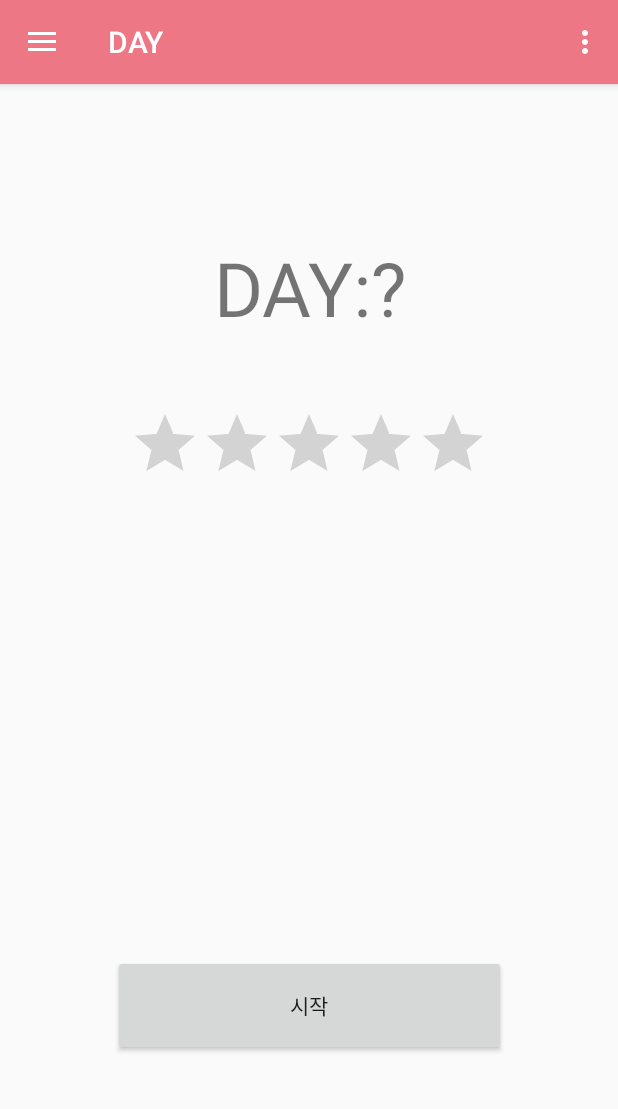
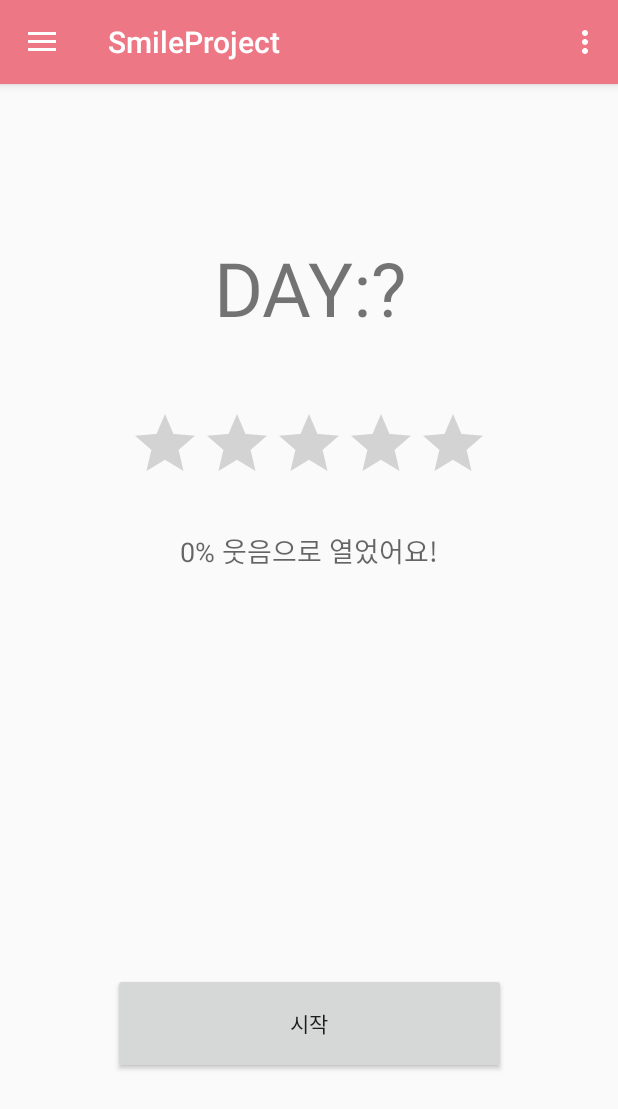
Before and after one commit to 6v6/smileProject, an Android app: the MainActivity screen opened directly, with no data from a screen before it, on a phone screen of 412 x 824 dp. Shown: the top 1109 px of the screen. Run offline under Robolectric (Android 15) with nearby library versions, the phone set to English and light mode, and no system bars; our stand-ins replace Firebase (no records; nobody signed in at launch, a user with empty details on screens opened directly); 1 statement that could not run was skipped.

Commit message:
인정 수정 082603

```diff
--- a/app/src/main/AndroidManifest.xml
+++ b/app/src/main/AndroidManifest.xml
@@ -34,7 +34,7 @@
             android:theme="@style/AppTheme.NoActionBar" />
         <activity
             android:name=".MainActivity"
-            android:label="DAY"
+            android:label="SmileProject"
             android:theme="@style/AppTheme.NoActionBar" />
         <activity
             android:name=".activity.FaceDetectGrayActivity"
--- a/app/src/main/java/com/example/bomi/miinsu/ClMLHandler.java
+++ b/app/src/main/java/com/example/bomi/miinsu/ClMLHandler.java
@@ -28,7 +28,7 @@ import java.util.Collections;
 
 public class ClMLHandler {
 
-    private static final String PROJECT_ID = "sublime-etching-210306";
+    private static final String PROJECT_ID = "PROJECT_ID";
     private static final String MODEL_NAME = "emotiontrain";
     private Activity mCurrentActivity;
 
--- a/app/src/main/java/com/example/bomi/miinsu/MainActivity.java
+++ b/app/src/main/java/com/example/bomi/miinsu/MainActivity.java
@@ -1,6 +1,7 @@
 package com.example.bomi.miinsu;
 
 import android.content.Intent;
+import android.content.SharedPreferences;
 import android.os.Bundle;
 import android.os.StrictMode;
 import android.support.annotation.NonNull;
@@ -15,6 +16,7 @@ import android.support.v7.widget.Toolbar;
 import android.view.Menu;
 import android.view.MenuItem;
 import android.widget.ImageView;
+import android.widget.RatingBar;
 import android.widget.TextView;
 import android.widget.Toast;
 
@@ -37,12 +39,15 @@ public class MainActivity extends AppCompatActivity
     private TextView userEmail;
     private TextView userName;
     private TextView day;
+    private TextView smtv;
+    private RatingBar rb;
 
     private FirebaseDatabase Database = FirebaseDatabase.getInstance();
     private DatabaseReference mPostReference = Database.getReference("users");
 
     String email;
     String ruser;
+    float happy;
 
     @Override
     protected void onCreate(Bundle savedInstanceState) {
@@ -51,7 +56,9 @@ public class MainActivity extends AppCompatActivity
         Toolbar toolbar = (Toolbar) findViewById(R.id.toolbar);
         setSupportActionBar(toolbar);
 
-
+        SharedPreferences pref = getSharedPreferences("FaceDetect", MODE_PRIVATE);
+        happy = pref.getFloat("happy",0);
+        Log.e("happy::",happy+"");
         DrawerLayout drawer = (DrawerLayout) findViewById(R.id.drawer_layout);
         ActionBarDrawerToggle toggle = new ActionBarDrawerToggle(
                 this, drawer, toolbar, R.string.navigation_drawer_open, R.string.navigation_drawer_close);
@@ -94,6 +101,12 @@ public class MainActivity extends AppCompatActivity
             }
 
         });
+
+        rb = (RatingBar)findViewById(R.id.ratingBar);
+        smtv = (TextView)findViewById(R.id.mainSmile);
+
+        rb.setRating(happy*5);
+        smtv.setText((int)(happy*100)+"% 웃음으로 열었어요!");
     }
 
 
--- a/app/src/main/java/com/example/bomi/miinsu/SplashActivity.java
+++ b/app/src/main/java/com/example/bomi/miinsu/SplashActivity.java
@@ -16,7 +16,6 @@ public class SplashActivity extends AppCompatActivity {
     protected void onCreate(Bundle savedInstanceState) {
         super.onCreate(savedInstanceState);
         setContentView(R.layout.activity_splash);
-        FaceDetectGrayActivity fd = new FaceDetectGrayActivity();
 
 
         new Handler().postDelayed(new Runnable() {
--- a/app/src/main/java/com/example/bomi/miinsu/utils/ImageUtils.java
+++ b/app/src/main/java/com/example/bomi/miinsu/utils/ImageUtils.java
@@ -64,6 +64,7 @@ public class ImageUtils {
 
     //Rotate Bitmap
     public final static Bitmap rotate(Bitmap b, float degrees) {
+
         if (degrees != 0 && b != null) {
             Matrix m = new Matrix();
             m.setRotate(degrees, (float) b.getWidth() / 2,
--- a/app/src/main/res/layout/content_main.xml
+++ b/app/src/main/res/layout/content_main.xml
@@ -28,17 +28,16 @@
         android:id="@+id/button"
         android:layout_width="262dp"
         android:layout_height="67dp"
-        android:layout_marginBottom="120dp"
+        android:layout_marginBottom="108dp"
         android:layout_marginEnd="8dp"
         android:layout_marginLeft="8dp"
         android:layout_marginRight="8dp"
         android:layout_marginStart="8dp"
+        android:onClick="onMissonActivity"
         android:text="시작"
-        android:onClick="onMissonActivity"
         app:layout_constraintBottom_toBottomOf="parent"
         app:layout_constraintEnd_toEndOf="parent"
-        app:layout_constraintStart_toStartOf="parent"
-        />
+        app:layout_constraintStart_toStartOf="parent" />
 
     <RatingBar
         android:id="@+id/ratingBar"
@@ -52,4 +51,22 @@
         app:layout_constraintEnd_toEndOf="parent"
         app:layout_constraintStart_toStartOf="parent"
         app:layout_constraintTop_toTopOf="parent" />
+
+    <TextView
+        android:id="@+id/mainSmile"
+        android:layout_width="wrap_content"
+        android:layout_height="wrap_content"
+        android:layout_marginBottom="8dp"
+        android:layout_marginEnd="8dp"
+        android:layout_marginLeft="8dp"
+        android:layout_marginRight="8dp"
+        android:layout_marginStart="8dp"
+        android:layout_marginTop="8dp"
+        android:text="%스마일"
+        android:textAppearance="@style/TextAppearance.AppCompat.Medium"
+        app:layout_constraintBottom_toTopOf="@+id/button"
+        app:layout_constraintEnd_toEndOf="parent"
+        app:layout_constraintStart_toStartOf="parent"
+        app:layout_constraintTop_toBottomOf="@+id/ratingBar"
+        app:layout_constraintVertical_bias="0.059" />
 </android.support.constraint.ConstraintLayout>
--- a/gradle.properties
+++ b/gradle.properties
@@ -7,7 +7,7 @@
 # Specifies the JVM arguments used for the daemon process.
 # The setting is particularly useful for tweaking memory settings.
 org.gradle.jvmargs=-Xmx1536m
-android.enableAapt2=false
+
 # When configured, Gradle will run in incubating parallel mode.
 # This option should only be used with decoupled projects. More details, visit
 # http://www.gradle.org/docs/current/userguide/multi_project_builds.html#sec:decoupled_projects
```
Also changed, not shown: app/src/main/java/com/example/bomi/miinsu/activity/FaceDetectGrayActivity.java (+74 -17 lines), app/src/main/java/com/example/bomi/miinsu/smileAdapter.java (+33 -27 lines).
